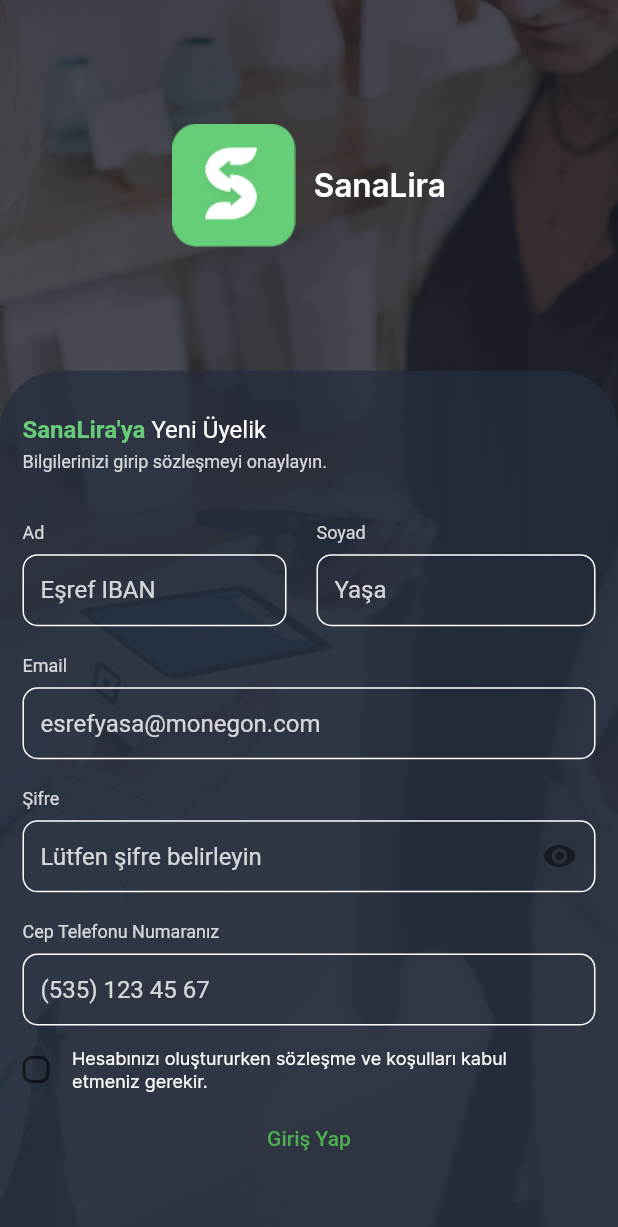
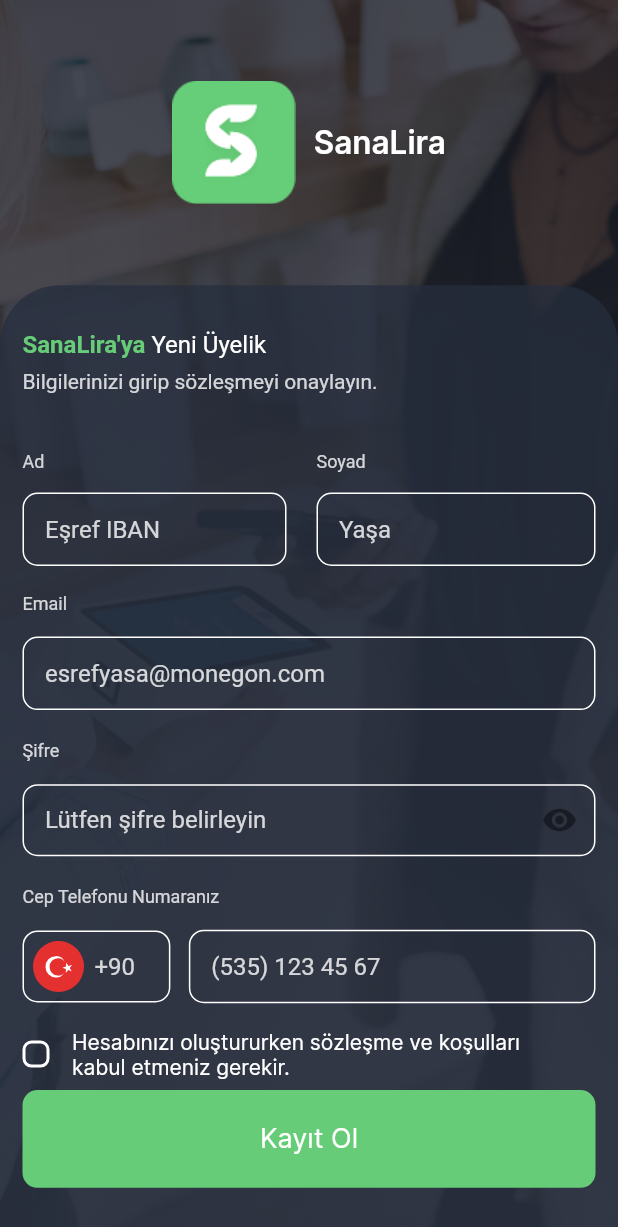
Before and after one commit to selim1238/sanalira_test, a Flutter app: the screen it shows after launch, on a phone screen of 412 x 824 dp. Shown: the top 1227 px of the screen. Run offline on Flutter 3.47's test engine with Material 2 defaults, Android fonts, the phone set to English and light mode, and no system bars; our stand-ins replace dropdown_button2, firebase_auth, firebase_core, flutter_svg, google_sign_in; accounts and stored records are empty.

```diff
--- a/lib/main.dart
+++ b/lib/main.dart
@@ -22,9 +22,9 @@ class MyApp extends StatelessWidget {
       debugShowCheckedModeBanner: false,
       title: 'Flutter Demo',
       theme: ThemeData(
-        primaryColor: Colors.white,
-        primarySwatch: Colors.green,
-      ),
+          primaryColor: Colors.white,
+          primarySwatch: Colors.green,
+          unselectedWidgetColor: Colors.white),
       home: ChangeNotifierProvider(
         create: (context) => FirebaseLoginProvider(),
         child: StreamBuilder(
--- a/lib/pages/login.dart
+++ b/lib/pages/login.dart
@@ -1,7 +1,13 @@
+import 'package:dropdown_button2/dropdown_button2.dart';
 import 'package:flutter/material.dart';
 import 'package:flutter/src/widgets/container.dart';
 import 'package:flutter/src/widgets/framework.dart';
+import 'package:flutter_svg/svg.dart';
+import 'package:provider/provider.dart';
 import 'package:sanalira_test/utility/colors.dart';
+
+import '../utility/country_data.dart';
+import '../utility/firebase/firebase_auth.dart';
 
 class LoginPage extends StatefulWidget {
   const LoginPage({super.key});
@@ -15,20 +21,18 @@ class _LoginPageState extends State<LoginPage> {
   bool _obscureText = true;
   final _emailController = TextEditingController();
   final _phoneNumberController = TextEditingController();
+  final GlobalKey<FormState> _formKey = GlobalKey<FormState>();
+  final GlobalKey<FormState> _passwordFormKey = GlobalKey<FormState>();
+  final _countryCodeController = TextEditingController();
   final _nameController = TextEditingController();
   final _surnameController = TextEditingController();
   final _passwordController = TextEditingController();
-  final GlobalKey<FormState> _formKey = GlobalKey<FormState>();
+  final FirebaseLoginProvider _auth = FirebaseLoginProvider();
+  bool formErrorCheck = false;
   RegExp numReg = RegExp(r".*[0-9].*");
   RegExp letterReg = RegExp(r".*[A-Za-z].*");
 
   bool _contractCheck = false;
-
-  void changeContractStatus(bool) {
-    setState(() {
-      _contractCheck = bool;
-    });
-  }
 
   @override
   Widget build(BuildContext context) {
@@ -97,7 +101,7 @@ class _LoginPageState extends State<LoginPage> {
 
                   //LoginForm
                   Flexible(
-                      flex: 7,
+                      flex: 10,
                       child: Container(
                         decoration: BoxDecoration(
                             borderRadius: BorderRadius.only(
@@ -115,9 +119,11 @@ class _LoginPageState extends State<LoginPage> {
   }
 
   Column LoginForm(bool _contractCheck) {
-    final passwordField = TextFormField(
+    final passwordField = Form(
+      key: _passwordFormKey,
+      child: TextFormField(
           obscureText: _obscureText,
-        style: TextStyle(color: Colors.white.withOpacity(0.8)),
+          style: TextStyle(color: Colors.white),
           controller: _passwordController,
           autofocus: false,
           validator: (value) {
@@ -130,7 +136,7 @@ class _LoginPageState extends State<LoginPage> {
             if (value.contains("?=.*[a-z]")) return null;
           },
           decoration: InputDecoration(
-            contentPadding: const EdgeInsets.all(12),
+              contentPadding: const EdgeInsets.fromLTRB(15, 0, 0, 0),
               enabledBorder: OutlineInputBorder(
                 borderSide: const BorderSide(
                   color: Colors.white,
@@ -140,17 +146,20 @@ class _LoginPageState extends State<LoginPage> {
               hintStyle: TextStyle(color: Colors.white.withOpacity(0.8)),
               hintText: "Lütfen şifre belirleyin",
               suffixIcon: IconButton(
-              icon:
-                  Icon(_obscureText ? Icons.visibility : Icons.visibility_off),
+                icon: Icon(
+                    _obscureText ? Icons.visibility : Icons.visibility_off),
                 onPressed: () {
                   setState(() {
                     _obscureText = !_obscureText;
                   });
                 },
               ),
-            border:
-                OutlineInputBorder(borderRadius: BorderRadius.circular(32.0))));
-    final emailField = TextFormField(
+              border: OutlineInputBorder(
+                  borderRadius: BorderRadius.circular(32.0)))),
+    );
+    final emailField = Form(
+      key: _formKey,
+      child: TextFormField(
           controller: _emailController,
           autofocus: false,
           validator: (value) {
@@ -162,7 +171,7 @@ class _LoginPageState extends State<LoginPage> {
             }
           },
           decoration: InputDecoration(
-          contentPadding: const EdgeInsets.all(12),
+            contentPadding: const EdgeInsets.all(15),
             enabledBorder: OutlineInputBorder(
               borderSide: const BorderSide(
                 color: Colors.white,
@@ -171,7 +180,8 @@ class _LoginPageState extends State<LoginPage> {
             ),
             hintStyle: TextStyle(color: Colors.white.withOpacity(0.8)),
             hintText: "esrefyasa@monegon.com",
-        ));
+          )),
+    );
 
     final nameField = TextFormField(
         controller: _nameController,
@@ -185,7 +195,7 @@ class _LoginPageState extends State<LoginPage> {
           }
         },
         decoration: InputDecoration(
-          contentPadding: const EdgeInsets.all(12),
+          contentPadding: const EdgeInsets.all(15),
           enabledBorder: OutlineInputBorder(
             borderSide: const BorderSide(
               color: Colors.white,
@@ -208,7 +218,7 @@ class _LoginPageState extends State<LoginPage> {
           }
         },
         decoration: InputDecoration(
-          contentPadding: const EdgeInsets.all(12),
+          contentPadding: const EdgeInsets.all(15),
           enabledBorder: OutlineInputBorder(
             borderSide: const BorderSide(
               color: Colors.white,
@@ -234,7 +244,7 @@ class _LoginPageState extends State<LoginPage> {
         },
         decoration: InputDecoration(
           counterText: "", //Disabling the counter under the form ( 0/10 )
-          contentPadding: const EdgeInsets.all(12),
+          contentPadding: const EdgeInsets.all(15),
           enabledBorder: OutlineInputBorder(
             borderSide: const BorderSide(
               color: Colors.white,
@@ -245,10 +255,39 @@ class _LoginPageState extends State<LoginPage> {
           hintText: "(535) 123 45 67",
         ));
 
+    final countryCodeField = TextFormField(
+      controller: _countryCodeController,
+      keyboardType: TextInputType.phone,
+      autofocus: false,
+      validator: (value) {
+        if (value != null) {
+          if (value.length > 3) {
+            return null;
+          }
+          return 'Hatalı Ülke Kodu!';
+        }
+      },
+      decoration: InputDecoration(
+        contentPadding: const EdgeInsets.all(0),
+        enabledBorder: OutlineInputBorder(
+          borderSide: const BorderSide(
+            color: Colors.white,
+          ),
+          borderRadius: BorderRadius.circular(10.0),
+        ),
+        hintStyle: TextStyle(color: Colors.white.withOpacity(0.8)),
+        hintText: "+90",
+        prefixIcon: Padding(
+          padding: const EdgeInsets.all(7.0),
+          child: SvgPicture.asset("lib/assets/images/svg/turkey.svg"),
+        ),
+      ),
+    );
+
     return Column(
       children: [
         Flexible(
-          flex: 2,
+          flex: 3,
           child: Container(
             child: Padding(
               padding: const EdgeInsets.fromLTRB(15, 30, 0, 0),
@@ -274,19 +313,19 @@ class _LoginPageState extends State<LoginPage> {
                             ]),
                       ),
                       SizedBox(
-                        height: 5,
+                        height: 7,
                       ),
                       Text("Bilgilerinizi girip sözleşmeyi onaylayın.",
                           style: TextStyle(
                               color: Colors.white.withOpacity(0.8),
-                              fontSize: 12))
+                              fontSize: 14))
                     ]),
               ),
             ),
           ),
         ),
         Flexible(
-          flex: 2,
+          flex: 3,
           child: Row(
             children: [
               Expanded(
@@ -298,15 +337,18 @@ class _LoginPageState extends State<LoginPage> {
                     mainAxisAlignment: MainAxisAlignment.spaceEvenly,
                     children: [
                       Align(
+                        child: Padding(
+                          padding: const EdgeInsets.only(bottom: 5),
                           child: Text(
                             "Ad",
                             style: TextStyle(
                                 color: Colors.white.withOpacity(0.8),
                                 fontSize: 12),
                           ),
+                        ),
                         alignment: Alignment.topLeft,
                       ),
-                      nameField,
+                      Form(child: nameField),
                     ],
                   ),
                 )),
@@ -320,11 +362,14 @@ class _LoginPageState extends State<LoginPage> {
                     mainAxisAlignment: MainAxisAlignment.spaceEvenly,
                     children: [
                       Align(
+                        child: Padding(
+                          padding: const EdgeInsets.only(bottom: 5),
                           child: Text(
                             "Soyad",
                             style: TextStyle(
                                 color: Colors.white.withOpacity(0.8),
                                 fontSize: 12),
+                          ),
                         ),
                         alignment: Alignment.topLeft,
                       ),
@@ -337,18 +382,21 @@ class _LoginPageState extends State<LoginPage> {
           ),
         ),
         Flexible(
-          flex: 2,
+          flex: 3,
           child: Container(
               child: Padding(
-            padding: const EdgeInsets.fromLTRB(15, 5, 15, 0),
+            padding: const EdgeInsets.fromLTRB(15, 0, 15, 0),
             child: Column(
               mainAxisAlignment: MainAxisAlignment.spaceEvenly,
               children: [
                 Align(
+                  child: Padding(
+                    padding: const EdgeInsets.only(bottom: 5),
                     child: Text(
                       "Email",
                       style: TextStyle(
                           color: Colors.white.withOpacity(0.8), fontSize: 12),
+                    ),
                   ),
                   alignment: Alignment.topLeft,
                 ),
@@ -358,18 +406,21 @@ class _LoginPageState extends State<LoginPage> {
           )),
         ),
         Flexible(
-          flex: 2,
+          flex: 3,
           child: Container(
               child: Padding(
-            padding: const EdgeInsets.fromLTRB(15, 5, 15, 0),
+            padding: const EdgeInsets.fromLTRB(15, 0, 15, 0),
             child: Column(
               mainAxisAlignment: MainAxisAlignment.spaceEvenly,
               children: [
                 Align(
+                  child: Padding(
+                    padding: const EdgeInsets.only(bottom: 5),
                     child: Text(
                       "Şifre",
                       style: TextStyle(
                           color: Colors.white.withOpacity(0.8), fontSize: 12),
+                    ),
                   ),
                   alignment: Alignment.topLeft,
                 ),
@@ -379,28 +430,38 @@ class _LoginPageState extends State<LoginPage> {
           )),
         ),
         Flexible(
-          flex: 2,
+          flex: 3,
           child: Container(
               child: Padding(
-            padding: const EdgeInsets.fromLTRB(15, 5, 15, 0),
+            padding: const EdgeInsets.fromLTRB(15, 0, 15, 0),
             child: Column(
               mainAxisAlignment: MainAxisAlignment.spaceEvenly,
               children: [
                 Align(
+                  child: Padding(
+                    padding: const EdgeInsets.only(bottom: 5),
                     child: Text(
                       "Cep Telefonu Numaranız",
                       style: TextStyle(
                           color: Colors.white.withOpacity(0.8), fontSize: 12),
                     ),
+                  ),
                   alignment: Alignment.topLeft,
                 ),
-                phoneNumberfield,
+                Row(
+                  mainAxisAlignment: MainAxisAlignment.spaceAround,
+                  children: [
+                    Expanded(flex: 8, child: (countryCodeField)),
+                    Spacer(flex: 1),
+                    Expanded(flex: 22, child: phoneNumberfield),
+                  ],
+                ),
               ],
             ),
           )),
         ),
         Flexible(
-          flex: 1,
+          flex: 2,
           child: Container(
               width: MediaQuery.of(context).size.width,
               child: Row(
@@ -425,7 +486,7 @@ class _LoginPageState extends State<LoginPage> {
                       style: TextStyle(
                           color: Colors.white,
                           fontFamily: "Inter",
-                          fontSize: 12),
+                          fontSize: 14),
                     ),
                   ),
                 ],
@@ -433,10 +494,41 @@ class _LoginPageState extends State<LoginPage> {
         ),
         Flexible(
           flex: 2,
+          child: Padding(
+            padding: const EdgeInsets.fromLTRB(15, 0, 15, 0),
             child: Container(
+              height: MediaQuery.of(context).size.height,
               width: MediaQuery.of(context).size.width,
-              child: TextButton(onPressed: () {}, child: Text("Giriş Yap"))),
+              child: TextButton(
+                onPressed: () {
+                  final provider = Provider.of<FirebaseLoginProvider>(context,
+                      listen: false);
+
+                  if (_passwordFormKey.currentState!.validate()) ;
+
+                  provider.signIn(
+                    email: _emailController.text.toString(),
+                    password: _passwordController.text.toString(),
+                  );
+                },
+                style: TextButton.styleFrom(
+                    shape: RoundedRectangleBorder(
+                      borderRadius: BorderRadius.circular(10),
                     ),
+                    foregroundColor: Colors.white,
+                    backgroundColor: sanaLiraGreen,
+                    textStyle:
+                        const TextStyle(fontSize: 18, fontFamily: "Inter")),
+                child: const Text(
+                  'Kayıt Ol',
+                ),
+              ),
+            ),
+          ),
+        ),
+        SizedBox(
+          height: 15,
+        )
       ],
     );
   }
--- /dev/null
+++ b/lib/utility/country_data.dart
@@ -0,0 +1,13 @@
+class CountryData {
+  late String phoneCode;
+  late String name;
+  late String image;
+
+  CountryData(this.phoneCode, this.name, this.image);
+
+  static List<CountryData> getCounties() {
+    return <CountryData>[
+      CountryData("+90", 'Turkey', 'assets/images/svg/turkey.svg'),
+    ];
+  }
+}
--- a/pubspec.yaml
+++ b/pubspec.yaml
@@ -37,6 +37,7 @@ dependencies:
   google_sign_in:
   flutter_svg: ^1.1.6
   provider:
+  dropdown_button2: ^1.9.2
 
 
   # The following adds the Cupertino Icons font to your application.
```
Also changed, not shown: pubspec.lock. Lines whose indentation alone changed are shown as unchanged.
